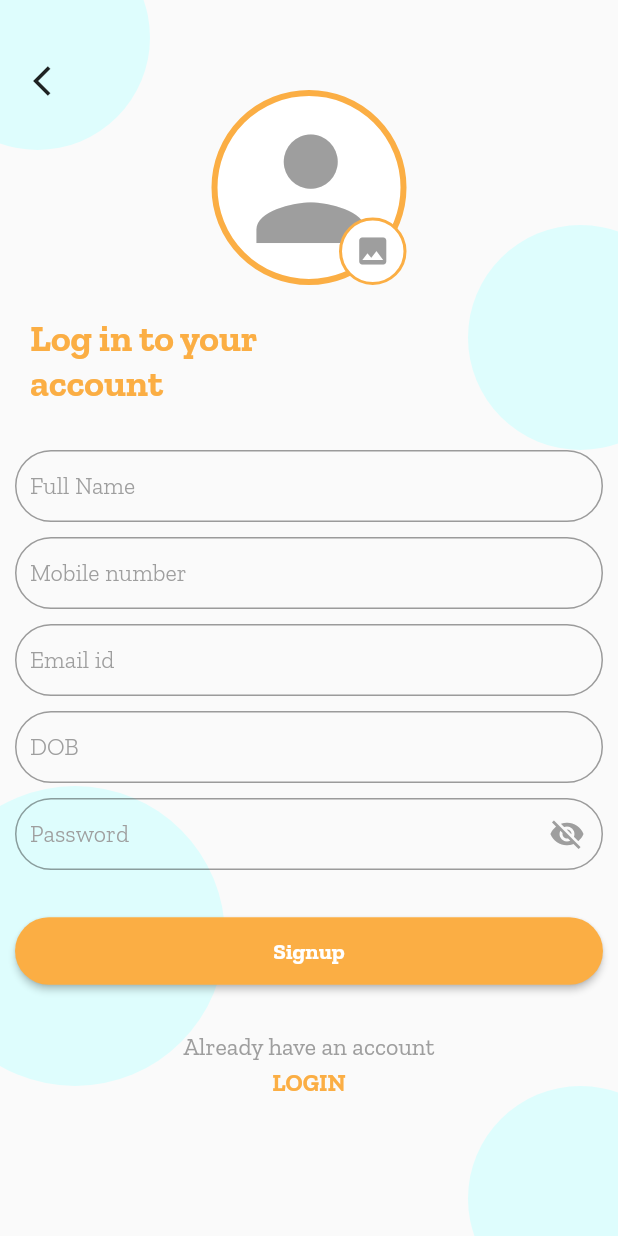
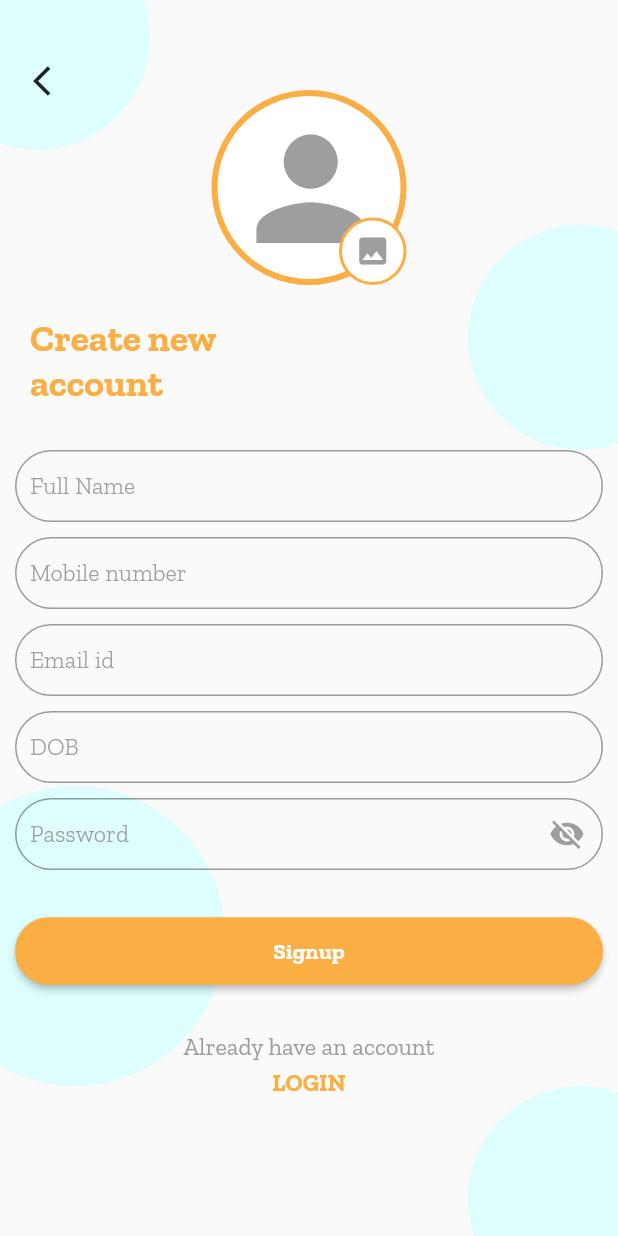
Before and after one commit to webaddicted/Flutter-Demo, a Flutter app: the FcmSignup screen opened directly, on a phone screen of 412 x 824 dp. Run offline on Flutter 3.47's test engine with Material 2 defaults, Android fonts, the phone set to English and light mode, and no system bars; our stand-ins replace avatar_glow, cloud_firestore, firebase_auth, firebase_storage, flutter_datetime_picker, flutter_rating_bar and 6 more; missing offline and left inert: flutter_facebook_login, flutter_stetho, flutter_twitter; accounts and stored records are empty.

Commit message:
Adjust Utils File

```diff
--- a/lib/view/firebase/fcm_signup.dart
+++ b/lib/view/firebase/fcm_signup.dart
@@ -71,7 +71,7 @@ class _FcmSignupState extends State<FcmSignup> {
                   SizedBox(height: 20),
                   Padding(
                     padding: const EdgeInsets.only(left: 10),
-                    child: getTxtColor('Log in to your \naccount',
+                    child: getTxtColor('Create new \naccount',
                         ColorConst.FCM_APP_COLOR, 25, FontWeight.bold),
                   ),
                   SizedBox(height: 30),
```
Also changed, not shown: lib/view/firebase/fcm_social_login.dart (+10 -4 lines).
